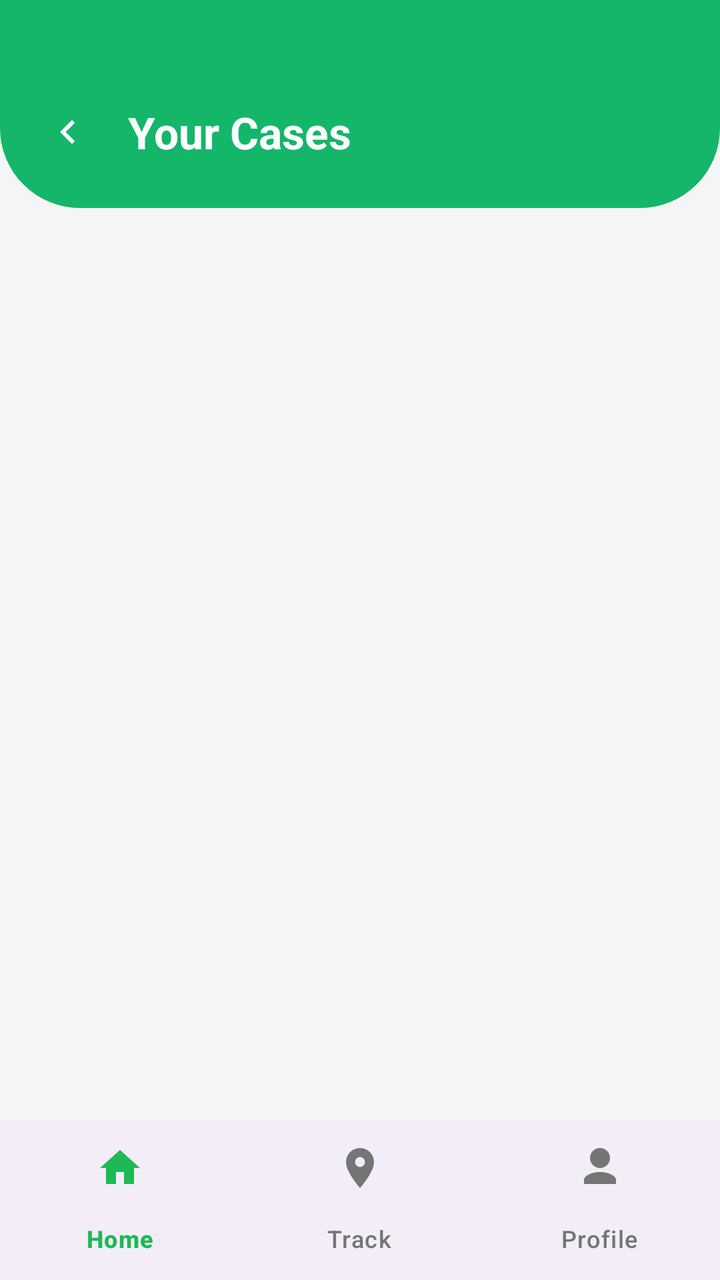
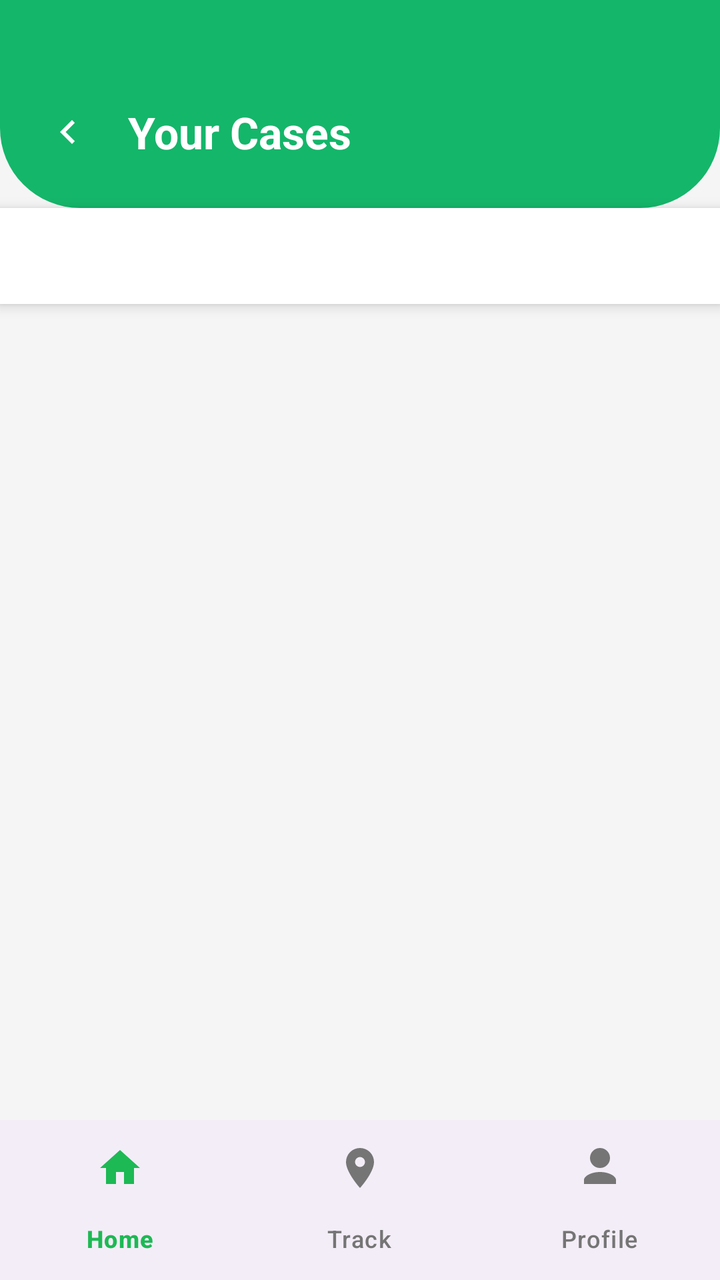

An Android layout rendered at two revisions. The XML below is the earlier revision; the diff shows what the commit changed to produce the second picture.
<!-- AndroidManifest.xml: application theme Theme.Saveparse -->
<!-- res/layout/activity_ongoing_cases.xml -->
<?xml version="1.0" encoding="utf-8"?>
<RelativeLayout xmlns:android="http://schemas.android.com/apk/res/android"
    xmlns:app="http://schemas.android.com/apk/res-auto"
    android:layout_width="match_parent"
    android:layout_height="match_parent"
    android:background="#F5F5F5">

    
    <LinearLayout
        android:id="@+id/header"
        android:layout_width="match_parent"
        android:layout_height="wrap_content"
        android:background="@drawable/bg_header_green"
        android:orientation="horizontal"
        android:gravity="center_vertical"
        android:paddingTop="48dp"
        android:paddingBottom="20dp"
        android:paddingStart="16dp"
        android:paddingEnd="16dp">

        <ImageView
            android:id="@+id/btnBack"
            android:layout_width="36dp"
            android:layout_height="36dp"
            android:padding="6dp"
            android:src="@drawable/ic_back"
            app:tint="@android:color/white"
            android:background="?attr/selectableItemBackgroundBorderless" />

        <TextView
            android:layout_width="0dp"
            android:layout_height="wrap_content"
            android:layout_weight="1"
            android:layout_marginStart="12dp"
            android:text="@string/your_cases"
            android:textColor="@android:color/white"
            android:textSize="22sp"
            android:textStyle="bold" />

    </LinearLayout>

    
    <ProgressBar
        android:id="@+id/progressBar"
        android:layout_width="wrap_content"
        android:layout_height="wrap_content"
        android:layout_centerInParent="true"
        android:visibility="gone" />

    
    <LinearLayout
        android:id="@+id/emptyState"
        android:layout_width="match_parent"
        android:layout_height="wrap_content"
        android:layout_centerInParent="true"
        android:orientation="vertical"
        android:gravity="center"
        android:padding="32dp"
        android:visibility="gone">

        <ImageView
            android:layout_width="120dp"
            android:layout_height="120dp"
            android:src="@drawable/ic_track"
            android:alpha="0.5" />

        <TextView
            android:layout_width="wrap_content"
            android:layout_height="wrap_content"
            android:layout_marginTop="16dp"
            android:text="@string/no_cases_found"
            android:textSize="18sp"
            android:textStyle="bold"
            android:textColor="#666666" />

        <TextView
            android:layout_width="wrap_content"
            android:layout_height="wrap_content"
            android:layout_marginTop="8dp"
            android:text="@string/report_first_case"
            android:textSize="14sp"
            android:textColor="#999999"
            android:gravity="center" />

    </LinearLayout>

    
    <androidx.recyclerview.widget.RecyclerView
        android:id="@+id/rvCases"
        android:layout_width="match_parent"
        android:layout_height="match_parent"
        android:layout_below="@+id/header"
        android:layout_above="@+id/bottomNav"
        android:padding="12dp"
        android:clipToPadding="false" />

    
    <com.google.android.material.bottomnavigation.BottomNavigationView
        android:id="@+id/bottomNav"
        android:layout_width="match_parent"
        android:layout_height="wrap_content"
        android:layout_alignParentBottom="true"
        app:itemIconTint="@color/bottom_nav_colors"
        app:itemTextColor="@color/bottom_nav_colors"
        app:menu="@menu/bottom_menu" />

</RelativeLayout>
<!-- resources referenced by this layout -->
<resources>
  <!-- drawable bg_header_green (drawable) -->
  <?xml version="1.0" encoding="utf-8"?>
  <shape xmlns:android="http://schemas.android.com/apk/res/android">
      <solid android:color="#14B66A"/>
      <corners android:bottomLeftRadius="40dp" android:bottomRightRadius="40dp"/>
  </shape>
  <!-- drawable ic_back (drawable) -->
  <?xml version="1.0" encoding="utf-8"?>
  <vector xmlns:android="http://schemas.android.com/apk/res/android"
      android:width="24dp"
      android:height="24dp"
      android:viewportWidth="24"
      android:viewportHeight="24">
  
      <path
          android:fillColor="#374151"
          android:pathData="M15.41,7.41L14,6l-6,6 6,6 1.41,-1.41L10.83,12z" />
  </vector>
  <!-- drawable ic_track (drawable) -->
  <vector xmlns:android="http://schemas.android.com/apk/res/android"
      android:width="26dp"
      android:height="26dp"
      android:viewportWidth="24"
      android:viewportHeight="24">
  
      <path
          android:fillColor="#9CA3AF"
          android:pathData="M12,2A7,7 0,0 0,5 9c0,5.25 7,13 7,13s7,-7.75 7,-13A7,7 0,0 0,12 2zM12,11.5A2.5,2.5 0,1 1,14.5 9,2.5 2.5,0 0,1 12,11.5z"/>
  </vector>
  <string name="no_cases_found">No Cases Found</string>
  <string name="report_first_case">Report your first case to start tracking</string>
  <string name="your_cases">Your Cases</string>
  <style name="Theme.Saveparse" parent="Base.Theme.Saveparse" />
  <style name="Base.Theme.Saveparse" parent="Theme.Material3.DayNight.NoActionBar">
          
          
      </style>
</resources>

<!-- the commit's change to res/layout/activity_ongoing_cases.xml (unified diff, before → after) -->
@@ -40,59 +40,28 @@
     </LinearLayout>
 
     
-    <ProgressBar
-        android:id="@+id/progressBar"
-        android:layout_width="wrap_content"
+    <com.google.android.material.tabs.TabLayout
+        android:id="@+id/tabLayout"
+        android:layout_width="match_parent"
         android:layout_height="wrap_content"
-        android:layout_centerInParent="true"
-        android:visibility="gone" />
+        android:layout_below="@+id/header"
+        android:background="@android:color/white"
+        android:elevation="4dp"
+        app:tabIndicatorColor="#4CAF50"
+        app:tabIndicatorHeight="3dp"
+        app:tabSelectedTextColor="#4CAF50"
+        app:tabTextColor="#666666"
+        app:tabMode="fixed"
+        app:tabGravity="fill"
+        app:tabTextAppearance="@style/TabTextAppearance" />
 
     
-    <LinearLayout
-        android:id="@+id/emptyState"
-        android:layout_width="match_parent"
-        android:layout_height="wrap_content"
-        android:layout_centerInParent="true"
-        android:orientation="vertical"
-        android:gravity="center"
-        android:padding="32dp"
-        android:visibility="gone">
-
-        <ImageView
-            android:layout_width="120dp"
-            android:layout_height="120dp"
-            android:src="@drawable/ic_track"
-            android:alpha="0.5" />
-
-        <TextView
-            android:layout_width="wrap_content"
-            android:layout_height="wrap_content"
-            android:layout_marginTop="16dp"
-            android:text="@string/no_cases_found"
-            android:textSize="18sp"
-            android:textStyle="bold"
-            android:textColor="#666666" />
-
-        <TextView
-            android:layout_width="wrap_content"
-            android:layout_height="wrap_content"
-            android:layout_marginTop="8dp"
-            android:text="@string/report_first_case"
-            android:textSize="14sp"
-            android:textColor="#999999"
-            android:gravity="center" />
-
-    </LinearLayout>
-
-    
-    <androidx.recyclerview.widget.RecyclerView
-        android:id="@+id/rvCases"
+    <androidx.viewpager2.widget.ViewPager2
+        android:id="@+id/viewPager"
         android:layout_width="match_parent"
         android:layout_height="match_parent"
-        android:layout_below="@+id/header"
-        android:layout_above="@+id/bottomNav"
-        android:padding="12dp"
-        android:clipToPadding="false" />
+        android:layout_below="@+id/tabLayout"
+        android:layout_above="@+id/bottomNav" />
 
     
     <com.google.android.material.bottomnavigation.BottomNavigationView
<!-- resource entries referenced after the edit -->
@@ -18,24 +18,17 @@
           android:fillColor="#374151"
           android:pathData="M15.41,7.41L14,6l-6,6 6,6 1.41,-1.41L10.83,12z" />
   </vector>
-  <!-- drawable ic_track (drawable) -->
-  <vector xmlns:android="http://schemas.android.com/apk/res/android"
-      android:width="26dp"
-      android:height="26dp"
-      android:viewportWidth="24"
-      android:viewportHeight="24">
-  
-      <path
-          android:fillColor="#9CA3AF"
-          android:pathData="M12,2A7,7 0,0 0,5 9c0,5.25 7,13 7,13s7,-7.75 7,-13A7,7 0,0 0,12 2zM12,11.5A2.5,2.5 0,1 1,14.5 9,2.5 2.5,0 0,1 12,11.5z"/>
-  </vector>
-  <string name="no_cases_found">No Cases Found</string>
-  <string name="report_first_case">Report your first case to start tracking</string>
   <string name="your_cases">Your Cases</string>
+  <style name="TabTextAppearance" parent="TextAppearance.Design.Tab">
+          <item name="android:textSize">12sp</item>
+          <item name="textAllCaps">false</item>
+      </style>
   <style name="Theme.Saveparse" parent="Base.Theme.Saveparse" />
   <style name="Base.Theme.Saveparse" parent="Theme.Material3.DayNight.NoActionBar">
           
           
+          <item name="app_name_color">#0A0E27</item>
+          <item name="inverse">@android:color/white</item>
       </style>
 </resources>
 
